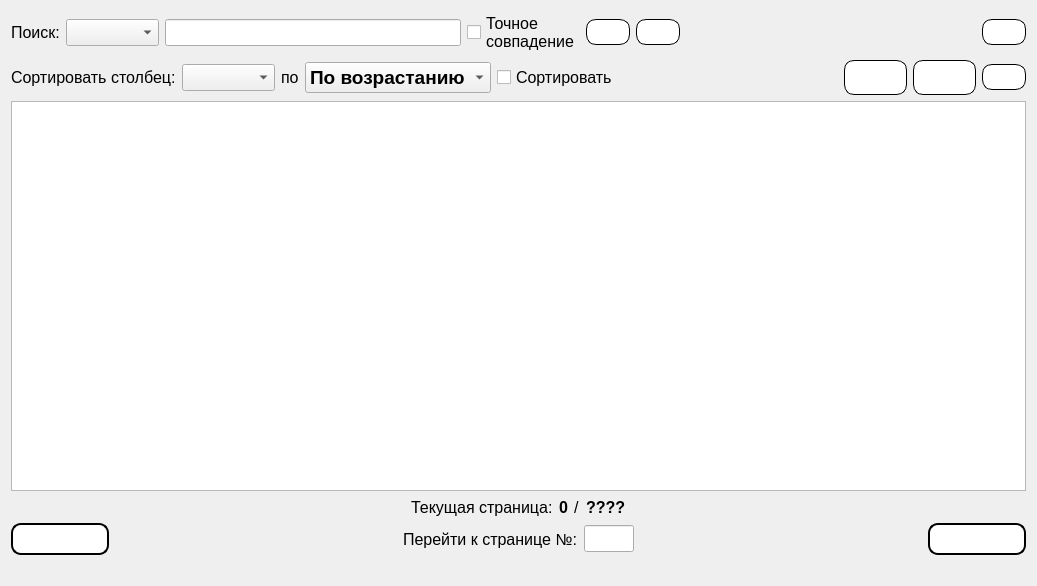
Qt form Gui/TabWidgets/Admin/stuffusers.ui (MyEdit/Casino_Client) before a commit.
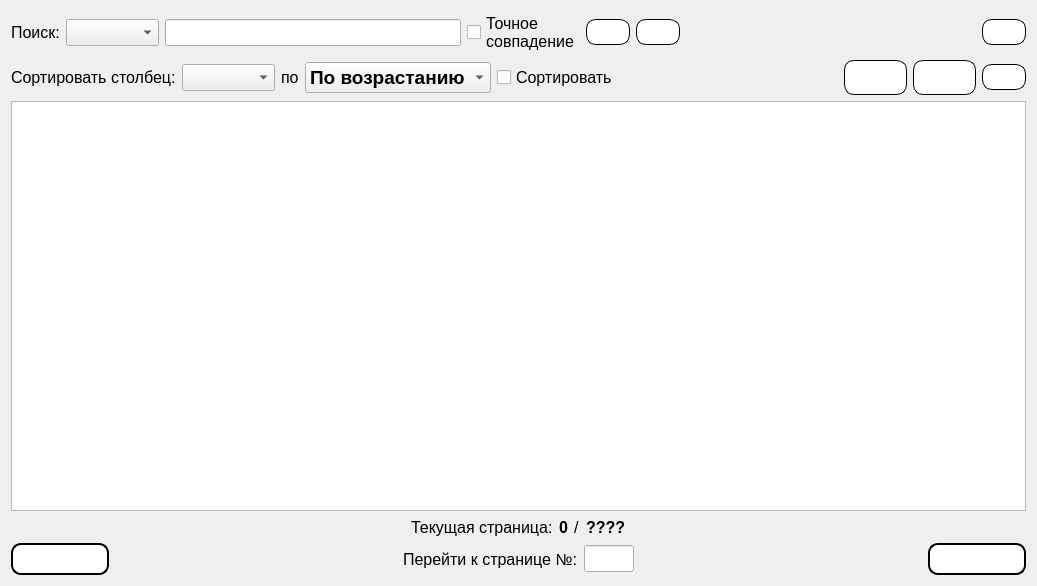
The same form after that commit. Icons and pictures are not drawn.

```diff
--- a/Gui/TabWidgets/Admin/stuffusers.ui
+++ b/Gui/TabWidgets/Admin/stuffusers.ui
@@ -645,13 +645,6 @@
      </item>
     </layout>
    </item>
-   <item>
-    <widget class="QLabel" name="status">
-     <property name="text">
-      <string/>
-     </property>
-    </widget>
-   </item>
   </layout>
  </widget>
  <resources>
```
Left out of the diff: 18 changed lines with no effect on the pictures.
